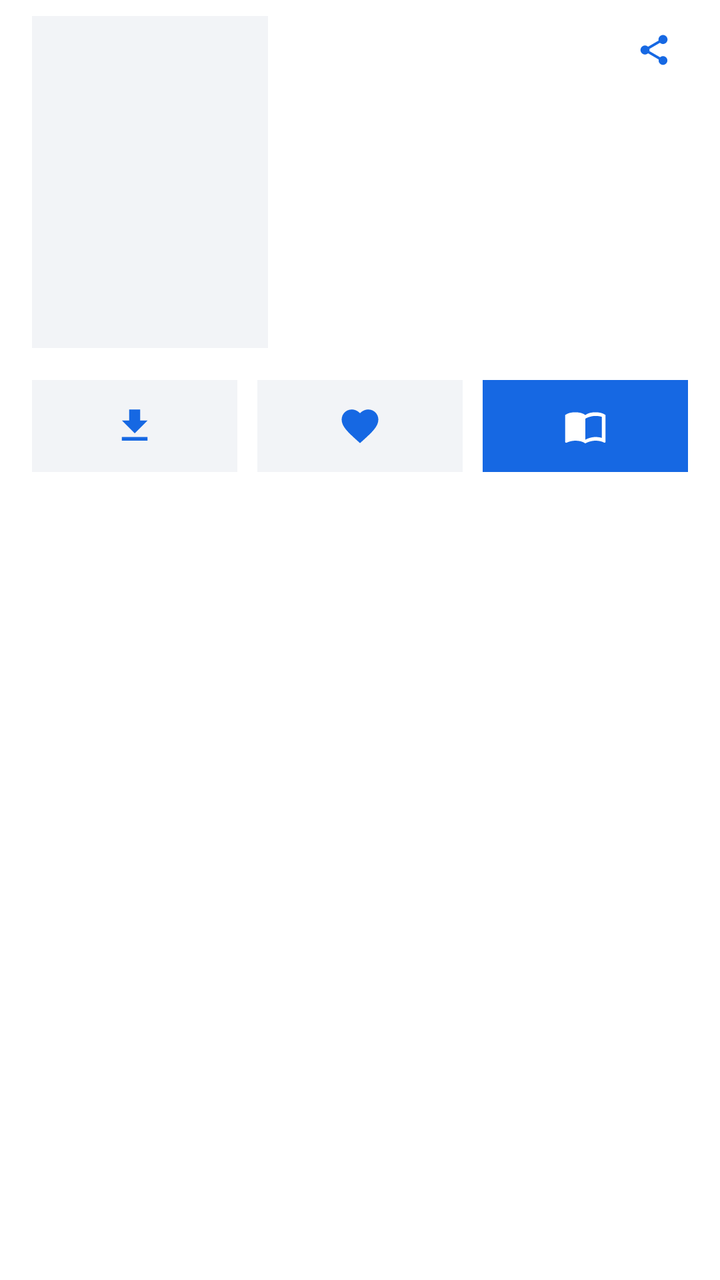
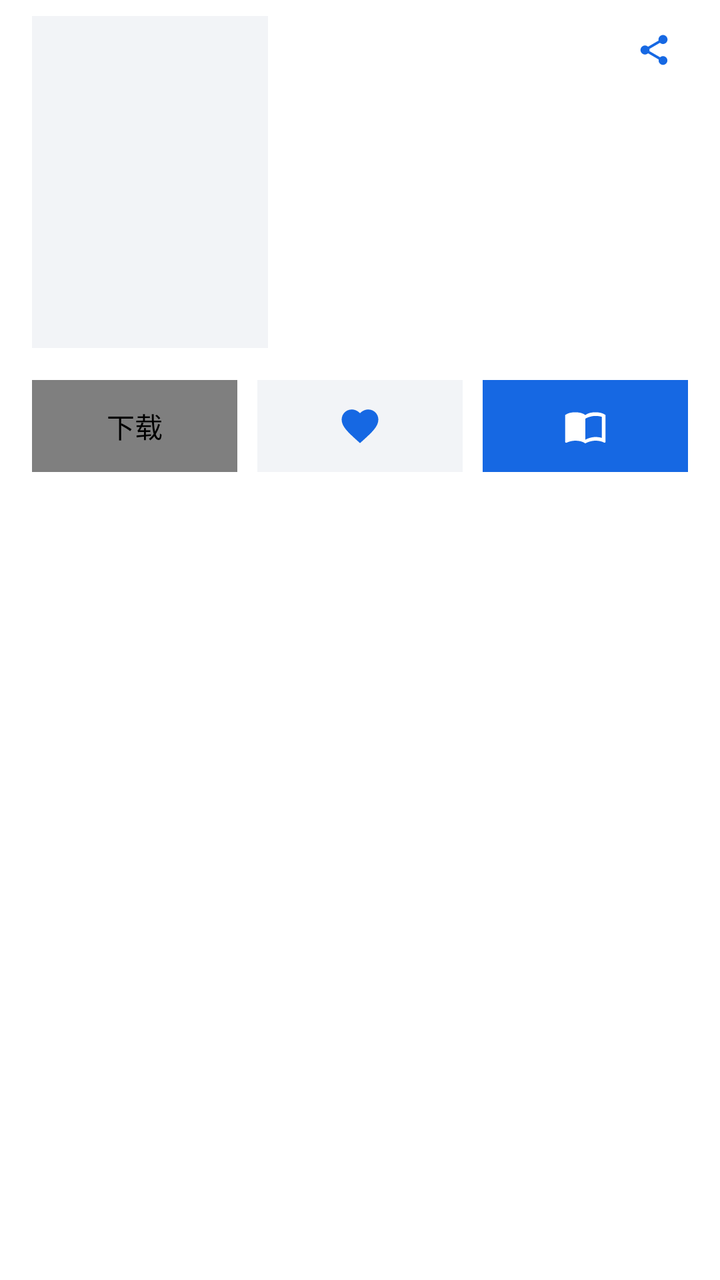

Screens rendered from an Android XML layout before and after an edit, with the pre-edit source and the edit as a unified diff.
<!-- AndroidManifest.xml: application theme Theme.ComicSearch -->
<!-- res/layout/item_detail_header.xml -->
<?xml version="1.0" encoding="utf-8"?>
<LinearLayout xmlns:android="http://schemas.android.com/apk/res/android"
    xmlns:app="http://schemas.android.com/apk/res-auto"
    android:layout_width="match_parent"
    android:layout_height="wrap_content"
    android:orientation="vertical"
    android:paddingBottom="4dp">

    <LinearLayout
        android:layout_width="match_parent"
        android:layout_height="wrap_content"
        android:orientation="horizontal"
        android:paddingStart="16dp"
        android:paddingEnd="16dp"
        android:paddingTop="8dp">

        <ImageView
            android:id="@+id/cover"
            android:layout_width="118dp"
            android:layout_height="166dp"
            android:scaleType="centerCrop"
            android:background="@drawable/bg_cover"
            android:contentDescription="@null" />

        <LinearLayout
            android:layout_width="0dp"
            android:layout_height="wrap_content"
            android:layout_weight="1"
            android:layout_marginStart="14dp"
            android:orientation="vertical">

            <LinearLayout
                android:layout_width="match_parent"
                android:layout_height="wrap_content"
                android:orientation="horizontal"
                android:gravity="top">

                <TextView
                    android:id="@+id/title"
                    android:layout_width="0dp"
                    android:layout_height="wrap_content"
                    android:layout_weight="1"
                    android:textColor="@color/on_surface"
                    android:textSize="17sp"
                    android:textStyle="bold"
                    android:lineSpacingExtra="3dp"
                    android:maxLines="5"
                    android:ellipsize="end" />

                <ImageView
                    android:id="@+id/btnCopy"
                    android:layout_width="34dp"
                    android:layout_height="34dp"
                    android:layout_marginStart="6dp"
                    android:padding="8dp"
                android:src="@drawable/ic_share"
                android:contentDescription="@string/share"
                    android:clickable="true"
                    android:focusable="true"
                    android:background="?attr/selectableItemBackgroundBorderless" />
            </LinearLayout>

            <TextView
                android:id="@+id/author"
                android:layout_width="match_parent"
                android:layout_height="wrap_content"
                android:layout_marginTop="8dp"
                android:textColor="@color/muted"
                android:textSize="12sp"
                android:singleLine="true"
                android:ellipsize="end" />

            <TextView
                android:id="@+id/meta"
                android:layout_width="match_parent"
                android:layout_height="wrap_content"
                android:layout_marginTop="4dp"
                android:textColor="@color/muted"
                android:textSize="12sp" />
        </LinearLayout>
    </LinearLayout>

    
    <LinearLayout
        android:layout_width="match_parent"
        android:layout_height="wrap_content"
        android:layout_marginStart="16dp"
        android:layout_marginEnd="16dp"
        android:layout_marginTop="16dp"
        android:orientation="horizontal">

        <ImageView
            android:id="@+id/btnDownload"
            android:layout_width="0dp"
            android:layout_height="46dp"
            android:layout_weight="1"
            android:padding="12dp"
            android:scaleType="centerInside"
            android:src="@drawable/ic_download"
            android:tint="?attr/colorPrimary"
            android:background="@drawable/bg_block"
            android:foreground="?attr/selectableItemBackground"
            android:contentDescription="@string/download"
            android:clickable="true"
            android:focusable="true" />

        <ImageView
            android:id="@+id/btnFav"
            android:layout_width="0dp"
            android:layout_height="46dp"
            android:layout_weight="1"
            android:layout_marginStart="10dp"
            android:padding="12dp"
            android:scaleType="centerInside"
            android:src="@drawable/ic_favorite"
            android:tint="?attr/colorPrimary"
            android:background="@drawable/bg_block"
            android:foreground="?attr/selectableItemBackground"
            android:contentDescription="@string/favorite"
            android:clickable="true"
            android:focusable="true" />

        <ImageView
            android:id="@+id/btnRead"
            android:layout_width="0dp"
            android:layout_height="46dp"
            android:layout_weight="1"
            android:layout_marginStart="10dp"
            android:padding="12dp"
            android:scaleType="centerInside"
            android:src="@drawable/ic_read"
            android:tint="@color/white"
            android:background="@drawable/bg_block_primary"
            android:foreground="?attr/selectableItemBackground"
            android:contentDescription="@string/start_reading"
            android:clickable="true"
            android:focusable="true" />
    </LinearLayout>

    
    <HorizontalScrollView
        android:layout_width="match_parent"
        android:layout_height="wrap_content"
        android:layout_marginTop="12dp"
        android:paddingStart="16dp"
        android:paddingEnd="16dp"
        android:scrollbars="none">

        <LinearLayout
            android:id="@+id/tags"
            android:layout_width="wrap_content"
            android:layout_height="wrap_content"
            android:orientation="horizontal" />
    </HorizontalScrollView>

</LinearLayout>
<!-- resources referenced by this layout -->
<resources>
  <color name="muted">#6B7280</color>
  <color name="on_surface">#111418</color>
  <color name="white">#FFFFFF</color>
  <!-- drawable bg_block (drawable) -->
  <?xml version="1.0" encoding="utf-8"?>
  <shape xmlns:android="http://schemas.android.com/apk/res/android" android:shape="rectangle">
      <solid android:color="@color/surface2" />
  </shape>
  <!-- drawable bg_block_primary (drawable) -->
  <?xml version="1.0" encoding="utf-8"?>
  <shape xmlns:android="http://schemas.android.com/apk/res/android" android:shape="rectangle">
      <solid android:color="?attr/colorPrimary" />
  </shape>
  <!-- drawable bg_cover (drawable) -->
  <?xml version="1.0" encoding="utf-8"?>
  <shape xmlns:android="http://schemas.android.com/apk/res/android" android:shape="rectangle">
      <solid android:color="@color/surface2" />
  </shape>
  <!-- drawable ic_download (drawable) -->
  <vector xmlns:android="http://schemas.android.com/apk/res/android"
      android:width="24dp" android:height="24dp"
      android:viewportWidth="24" android:viewportHeight="24" android:tint="@color/muted">
      <path android:fillColor="#FFFFFF"
          android:pathData="M19,9h-4V3H9v6H5l7,7 7,-7zM5,18v2h14v-2H5z" />
  </vector>
  <!-- drawable ic_favorite (drawable) -->
  <vector xmlns:android="http://schemas.android.com/apk/res/android"
      android:width="24dp"
      android:height="24dp"
      android:viewportWidth="24"
      android:viewportHeight="24"
      android:tint="@color/muted">
      <path
          android:fillColor="#FFFFFF"
          android:pathData="M12,21.35l-1.45,-1.32C5.4,15.36 2,12.28 2,8.5 2,5.42 4.42,3 7.5,3c1.74,0 3.41,0.81 4.5,2.09C13.09,3.81 14.76,3 16.5,3 19.58,3 22,5.42 22,8.5c0,3.78 -3.4,6.86 -8.55,11.54L12,21.35z" />
  </vector>
  <!-- drawable ic_share (drawable) -->
  <vector xmlns:android="http://schemas.android.com/apk/res/android"
      android:width="24dp"
      android:height="24dp"
      android:viewportWidth="24"
      android:viewportHeight="24"
      android:tint="?attr/colorPrimary">
      <path
          android:fillColor="#FFFFFF"
          android:pathData="M18,16.08c-0.76,0 -1.44,0.3 -1.96,0.77L8.91,12.7c0.05,-0.23 0.09,-0.46 0.09,-0.7s-0.04,-0.47 -0.09,-0.7l7.05,-4.11c0.54,0.5 1.25,0.81 2.04,0.81 1.66,0 3,-1.34 3,-3s-1.34,-3 -3,-3 -3,1.34 -3,3c0,0.24 0.04,0.47 0.09,0.7L8.04,9.81C7.5,9.31 6.79,9 6,9c-1.66,0 -3,1.34 -3,3s1.34,3 3,3c0.79,0 1.5,-0.31 2.04,-0.81l7.12,4.16c-0.05,0.21 -0.08,0.43 -0.08,0.65 0,1.61 1.31,2.92 2.92,2.92s2.92,-1.31 2.92,-2.92 -1.31,-2.92 -2.92,-2.92z" />
  </vector>
  <string name="download">下载</string>
  <string name="favorite">收藏</string>
  <string name="share">分享</string>
  <string name="start_reading">开始阅读</string>
  <style name="Theme.ComicSearch" parent="Theme.ComicSearch.Base">
          <item name="android:windowLightStatusBar">true</item>
          <item name="android:windowLightNavigationBar" tools:targetApi="o_mr1">true</item>
      </style>
  <color name="surface2">#F2F4F7</color>
  <color name="primary">#1668E3</color>
  <color name="primary_dim">#E7EFFC</color>
  <color name="surface">#FFFFFF</color>
  <color name="divider">#E3E6EA</color>
  <color name="bg">#FFFFFF</color>
  <style name="ThemeOverlay.ComicSearch.Dialog" parent="ThemeOverlay.Material3.MaterialAlertDialog">
          <item name="colorSurface">@color/surface2</item>
          <item name="colorOnSurface">@color/on_surface</item>
          <item name="shapeAppearanceCornerExtraSmall">@style/ShapeAppearance.ComicSearch.None</item>
          <item name="shapeAppearanceCornerSmall">@style/ShapeAppearance.ComicSearch.None</item>
          <item name="shapeAppearanceCornerMedium">@style/ShapeAppearance.ComicSearch.None</item>
          <item name="shapeAppearanceCornerLarge">@style/ShapeAppearance.ComicSearch.None</item>
          <item name="shapeAppearanceCornerExtraLarge">@style/ShapeAppearance.ComicSearch.None</item>
      </style>
  <style name="ShapeAppearance.ComicSearch.None" parent="">
          <item name="cornerFamily">rounded</item>
          <item name="cornerSize">0dp</item>
      </style>
  <!-- unchanged entries left out for length: 2 -->
</resources>

<!-- the commit's change to res/layout/item_detail_header.xml (unified diff, before → after) -->
@@ -89,16 +89,11 @@
         android:layout_marginTop="16dp"
         android:orientation="horizontal">
 
-        <ImageView
+        <com.moco.comicsearch.DownloadProgressButton
             android:id="@+id/btnDownload"
             android:layout_width="0dp"
             android:layout_height="46dp"
             android:layout_weight="1"
-            android:padding="12dp"
-            android:scaleType="centerInside"
-            android:src="@drawable/ic_download"
-            android:tint="?attr/colorPrimary"
-            android:background="@drawable/bg_block"
             android:foreground="?attr/selectableItemBackground"
             android:contentDescription="@string/download"
             android:clickable="true"
<!-- resource entries referenced after the edit -->
@@ -18,13 +18,6 @@
   <shape xmlns:android="http://schemas.android.com/apk/res/android" android:shape="rectangle">
       <solid android:color="@color/surface2" />
   </shape>
-  <!-- drawable ic_download (drawable) -->
-  <vector xmlns:android="http://schemas.android.com/apk/res/android"
-      android:width="24dp" android:height="24dp"
-      android:viewportWidth="24" android:viewportHeight="24" android:tint="@color/muted">
-      <path android:fillColor="#FFFFFF"
-          android:pathData="M19,9h-4V3H9v6H5l7,7 7,-7zM5,18v2h14v-2H5z" />
-  </vector>
   <!-- drawable ic_favorite (drawable) -->
   <vector xmlns:android="http://schemas.android.com/apk/res/android"
       android:width="24dp"
